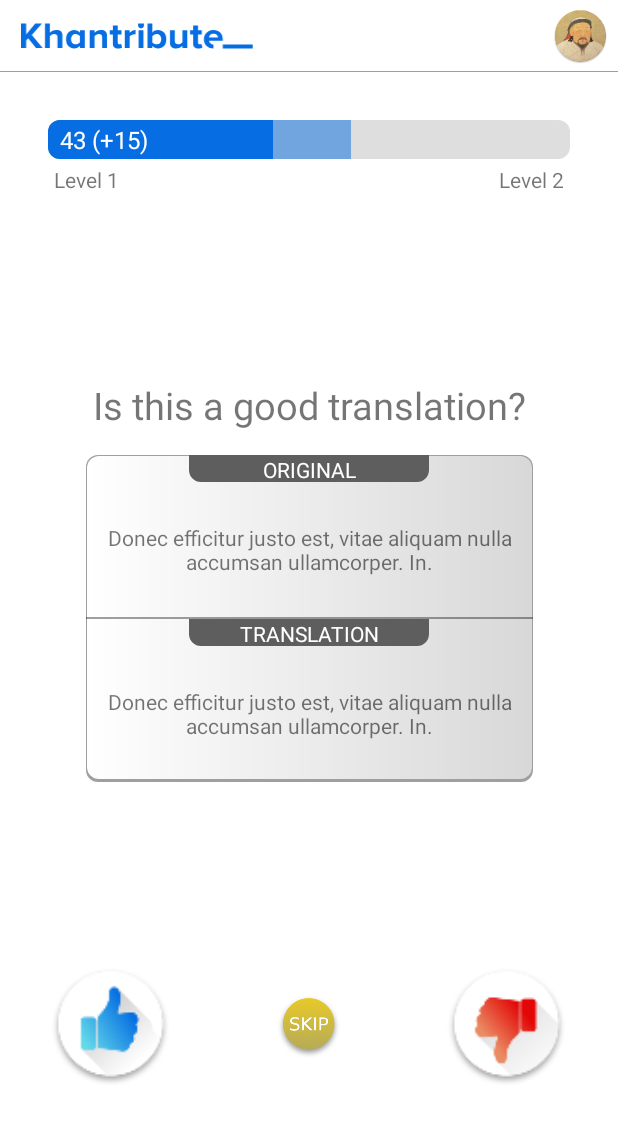
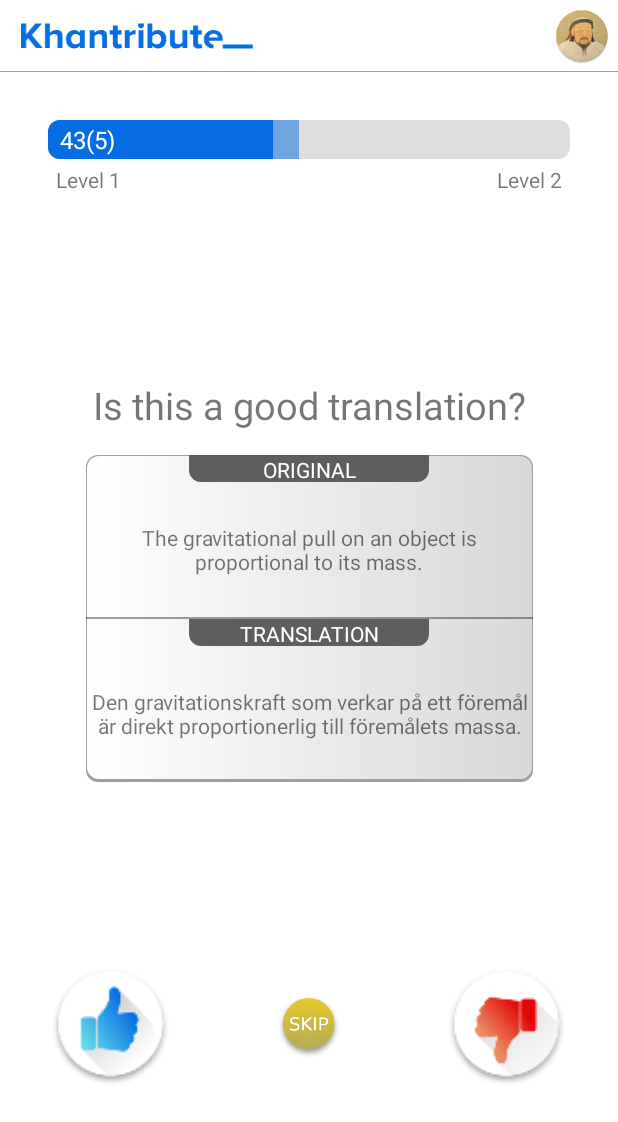
Before and after one commit to jflasson/KhantributeOpenhack17, an Android app: the RatingActivity screen opened directly, with no data from a screen before it, on a phone screen of 412 x 824 dp. Shown: the top 1122 px of the screen. Run offline under Robolectric (Android 15) with nearby library versions, the phone set to English and light mode, and no system bars.

Commit message:
final submission commit

```diff
--- a/android/KhanProof/app/src/main/java/com/example/johan/khanproof/KhanLoginActivity.java
+++ b/android/KhanProof/app/src/main/java/com/example/johan/khanproof/KhanLoginActivity.java
@@ -29,7 +29,7 @@ public class KhanLoginActivity extends AppCompatActivity {
             @Override
             public void onClick(View v) {
                 if(usernameText.getText().toString().equals("root") &&
-                        passwordText.getText().toString().equals("root")) {
+                        passwordText.getText().toString().equals("")) {
                     toRating();
                 }else{
                     Toast.makeText(getApplicationContext(), "Wrong Credentials",Toast.LENGTH_SHORT).show();
--- a/android/KhanProof/app/src/main/java/com/example/johan/khanproof/RatingActivity.java
+++ b/android/KhanProof/app/src/main/java/com/example/johan/khanproof/RatingActivity.java
@@ -16,22 +16,23 @@ import java.io.InputStream;
 import java.io.InputStreamReader;
 import java.net.HttpURLConnection;
 import java.net.URL;
+import java.util.ArrayList;
 
 public class RatingActivity extends AppCompatActivity {
-
+    int paircounter;
+    int securepoints;
+    int potentialpoints;
     TextView originalText;
     TextView translationText;
-    Button goodButton;
-    Button maybeButton;
-    Button badButton;
-    LinearLayout levelprogressbar;
-    int securePoints;
-    int potentialPoints;
-    int leftPoints;
+    TextView scoreTextView;
     static int minprogress;
     static int maxprogress;
     static ProgressBar levelProgressBar;
+    //Change this to change server address
     final String getStringsUrl = "http://node-express-env.ft838mhenj.eu-west-1.elasticbeanstalk.com/texts/string";
+
+    ArrayList<StringPair> samplePairs;
+
 
     @Override
     protected void onCreate(Bundle savedInstanceState) {
@@ -41,9 +42,36 @@ public class RatingActivity extends AppCompatActivity {
         originalText = findViewById(R.id.originaltext);
         translationText = findViewById(R.id.translationtext);
         levelProgressBar = findViewById(R.id.levelProgressBar);
-        levelProgressBar.setProgress(43);
-        levelProgressBar.setSecondaryProgress(43+15);
-        fetchStrings();
+        scoreTextView = findViewById(R.id.scoreTextView);
+        securepoints = 43;
+        potentialpoints = 5;
+        updateLevelBar();
+        samplePairs = new ArrayList<>();
+        samplePairs.add(new StringPair("My hovercraft is full of eels!", "Min svävare är full med ålar!"));
+        samplePairs.add(new StringPair("The gravitational pull on an object is proportional to its mass.", "Den gravitationskraft som verkar på ett föremål är direkt proportionerlig till föremålets massa."));
+        samplePairs.add(new StringPair("I will not buy this record, it is scratched.", "Jag önskar köpa cigaretter."));
+        samplePairs.add(new StringPair("Your mother was a hamster and your father smelled of elderberries.", "God afton min herre."));
+        samplePairs.add(new StringPair("The derivative of a function represents its rate of change", "Funktionens derivata representerar dess förändringshastighet."));
+        paircounter = 0;
+        getSampleStrings();
+//      Uncomment below to use server instead of sample data
+//      fetchStrings();
+
+    }
+
+    public void updateLevelBar() {
+        scoreTextView.setText(securepoints + "(" + potentialpoints + ")");
+        levelProgressBar.setProgress(securepoints);
+        levelProgressBar.setSecondaryProgress(securepoints + potentialpoints);
+    }
+
+    public void getSampleStrings(){
+        paircounter++;
+        if(paircounter > 4) {
+            paircounter = 0;
+        }
+        originalText.setText(samplePairs.get(paircounter).original);
+        translationText.setText(samplePairs.get(paircounter).translation);
     }
 
     public void fetchStrings(){
@@ -73,18 +101,21 @@ public class RatingActivity extends AppCompatActivity {
     }
 
     public void onClickGood(View view){
-        fetchStrings();
-        toast("Good pressed");
+        getSampleStrings();
+        potentialpoints += 3;
+        updateLevelBar();
     }
 
     public void onClickMaybe(View view){
-        fetchStrings();
-        toast("Maybe pressed");
+        getSampleStrings();
+        potentialpoints += 1;
+        updateLevelBar();
     }
 
     public void onClickBad(View view){
-        fetchStrings();
-        toast("Bad pressed");
+        getSampleStrings();
+        potentialpoints += 3;
+        updateLevelBar();
     }
 
     public void toast(String message){
--- /dev/null
+++ b/android/KhanProof/app/src/main/java/com/example/johan/khanproof/StringPair.java
@@ -0,0 +1,15 @@
+package com.example.johan.khanproof;
+
+/**
+ * Created by johan on 2017-12-03.
+ */
+
+public class StringPair {
+    String original;
+    String translation;
+
+    public  StringPair(String original, String translation){
+        this.original = original;
+        this.translation = translation;
+    }
+}
--- a/android/KhanProof/app/src/main/res/layout/activity_rating.xml
+++ b/android/KhanProof/app/src/main/res/layout/activity_rating.xml
@@ -20,7 +20,9 @@
         app:layout_constraintBottom_toTopOf="@+id/include3"
         app:layout_constraintHorizontal_bias="0.508"
         app:layout_constraintLeft_toLeftOf="parent"
-        app:layout_constraintRight_toRightOf="parent" />
+        app:layout_constraintRight_toRightOf="parent"
+        android:layout_marginStart="8dp"
+        android:layout_marginEnd="8dp" />
 
     <include
         android:id="@+id/include"
@@ -45,7 +47,9 @@
         app:layout_constraintHorizontal_bias="0.0"
         app:layout_constraintLeft_toLeftOf="parent"
         app:layout_constraintRight_toRightOf="parent"
-        app:layout_constraintTop_toBottomOf="@+id/include" />
+        app:layout_constraintTop_toBottomOf="@+id/include"
+        android:layout_marginStart="32dp"
+        android:layout_marginEnd="32dp" />
 
     <include
         android:id="@+id/include3"
@@ -59,11 +63,13 @@
         app:layout_constraintBottom_toBottomOf="parent"
         app:layout_constraintLeft_toLeftOf="parent"
         app:layout_constraintRight_toRightOf="parent"
-        app:layout_constraintTop_toTopOf="parent" />
+        app:layout_constraintTop_toTopOf="parent"
+        android:layout_marginStart="8dp"
+        android:layout_marginEnd="8dp" />
 
     <include
         layout="@layout/votelayout"
-        android:layout_width="match_parent"
+        android:layout_width="0dp"
         android:layout_height="90dp"
         android:layout_marginBottom="8dp"
         android:layout_marginLeft="8dp"
@@ -72,38 +78,46 @@
         app:layout_constraintBottom_toBottomOf="parent"
         app:layout_constraintLeft_toLeftOf="parent"
         app:layout_constraintRight_toRightOf="parent"
-        app:layout_constraintTop_toBottomOf="@+id/include3" />
+        app:layout_constraintTop_toBottomOf="@+id/include3"
+        android:layout_marginStart="8dp"
+        android:layout_marginEnd="8dp" />
 
     <TextView
         android:id="@+id/scoreTextView"
         android:layout_width="wrap_content"
         android:layout_height="wrap_content"
-        android:layout_marginStart="8dp"
         android:layout_marginTop="2dp"
         android:text="43 (+15)"
         android:textColor="@android:color/background_light"
         android:textSize="16sp"
         app:layout_constraintStart_toStartOf="@+id/include2"
-        app:layout_constraintTop_toTopOf="@+id/include2" />
+        app:layout_constraintTop_toTopOf="@+id/include2"
+        android:layout_marginLeft="8dp"
+        app:layout_constraintLeft_toLeftOf="@+id/include2"
+        app:layout_constraintBottom_toBottomOf="@+id/include2"
+        android:layout_marginBottom="8dp"
+        app:layout_constraintVertical_bias="0.0" />
 
     <TextView
         android:id="@+id/currentLevelTextView"
         android:layout_width="wrap_content"
         android:layout_height="wrap_content"
-        android:layout_marginStart="36dp"
         android:layout_marginTop="4dp"
         android:text="Level 1"
         app:layout_constraintStart_toStartOf="parent"
-        app:layout_constraintTop_toBottomOf="@+id/include2" />
+        app:layout_constraintTop_toBottomOf="@+id/include2"
+        android:layout_marginLeft="37dp"
+        app:layout_constraintLeft_toLeftOf="parent" />
 
     <TextView
         android:id="@+id/nextLevelTextView"
         android:layout_width="wrap_content"
         android:layout_height="wrap_content"
-        android:layout_marginEnd="36dp"
         android:layout_marginTop="4dp"
         android:text="Level 2"
         app:layout_constraintEnd_toEndOf="parent"
-        app:layout_constraintTop_toBottomOf="@+id/include2" />
+        app:layout_constraintTop_toBottomOf="@+id/include2"
+        android:layout_marginRight="37dp"
+        app:layout_constraintRight_toRightOf="parent" />
 
 </android.support.constraint.ConstraintLayout>
--- a/android/KhanProof/app/src/main/res/layout/header.xml
+++ b/android/KhanProof/app/src/main/res/layout/header.xml
@@ -28,9 +28,8 @@
 
     <ImageView
         android:id="@+id/profilepic"
-        android:layout_width="0dp"
+        android:layout_width="wrap_content"
         android:layout_height="48dp"
-        android:layout_weight="10"
         android:adjustViewBounds="true"
         android:cropToPadding="false"
         android:padding="5dp"
--- a/android/KhanProof/app/src/main/res/layout/translations.xml
+++ b/android/KhanProof/app/src/main/res/layout/translations.xml
@@ -61,6 +61,7 @@
                 android:textAlignment="center"
                 android:textColor="@color/colorHeader" />
 
+            <!-- OLOF: Replace with katex compatible View -->
             <TextView
                 android:id="@+id/translationtext"
                 android:layout_width="match_parent"
--- a/android/KhanProof/app/src/main/res/layout/votelayout.xml
+++ b/android/KhanProof/app/src/main/res/layout/votelayout.xml
@@ -18,9 +18,10 @@
         android:id="@+id/dontknowbutton"
         android:layout_width="wrap_content"
         android:layout_height="wrap_content"
+        android:layout_gravity="center"
         android:layout_weight="1"
-        android:layout_gravity="center"
         android:background="@android:color/background_light"
+        android:onClick="onClickMaybe"
         app:srcCompat="@mipmap/skip" />
 
     <ImageButton
```
